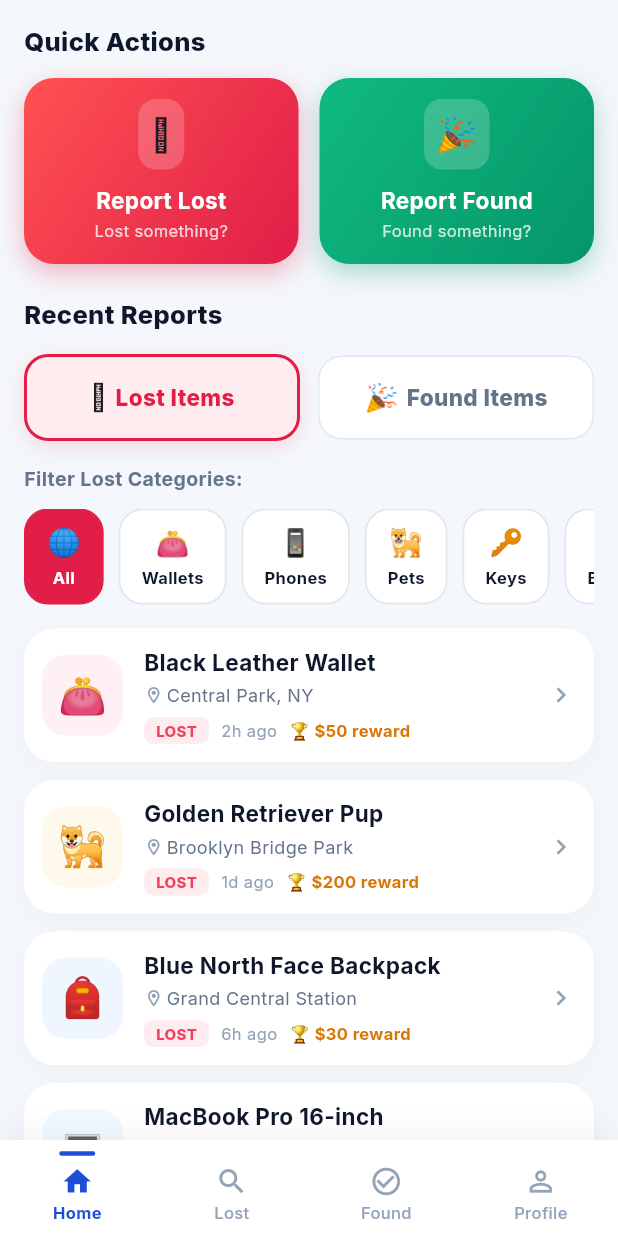
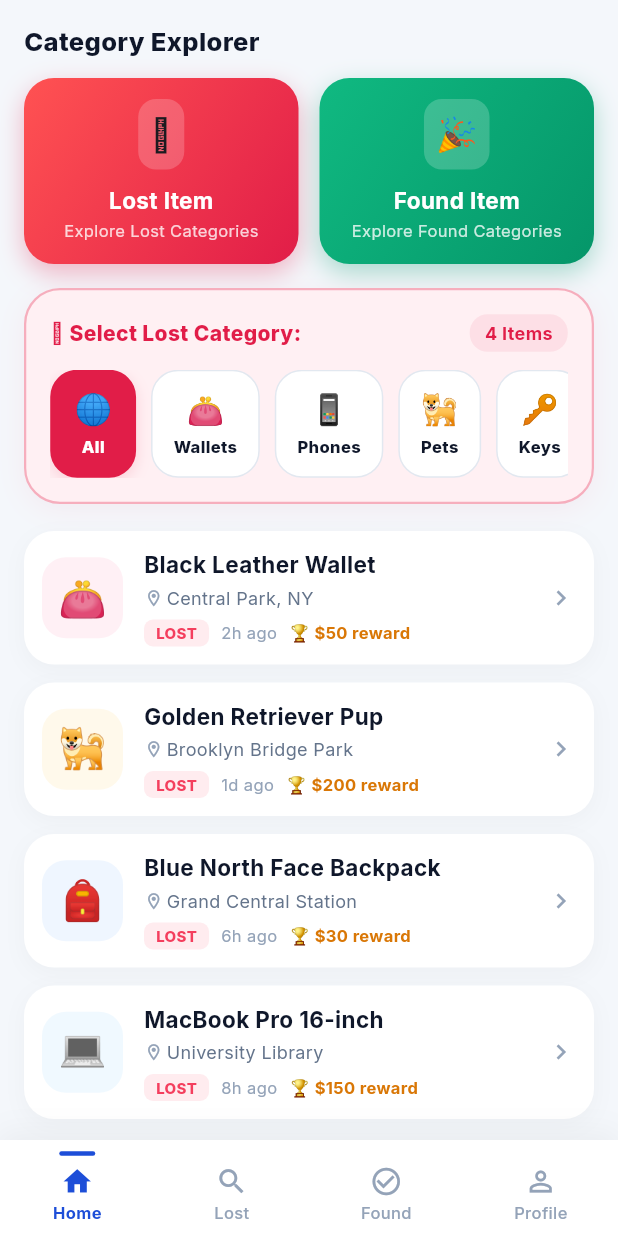
Before and after one commit to BackToOwner/App, a Flutter app: the DashboardScreen screen opened by its route, on a phone screen of 412 x 824 dp. Run offline on Flutter 3.47's test engine with Material 3 defaults, Android fonts, the phone set to English and light mode, and no system bars; our stand-ins replace google_fonts, google_maps_flutter.

Commit message:
feat: add top Category Explorer section with side-by-side Lost/Found cards, expandable category grid, and dynamic summary list

```diff
--- a/lib/constants/app_colors.dart
+++ b/lib/constants/app_colors.dart
@@ -38,47 +38,30 @@ class AppColors {
   static const LinearGradient authHeaderGradient = LinearGradient(
     begin: Alignment.topCenter,
     end: Alignment.bottomCenter,
-    colors: [
-      Color(0xFF040A1A),
-      Color(0xFF0A224E),
-      Color(0xFF06132D),
-    ],
+    colors: [Color(0xFF040A1A), Color(0xFF0A224E), Color(0xFF06132D)],
   );
 
   static const LinearGradient dashboardHeaderGradient = LinearGradient(
     begin: Alignment.topLeft,
     end: Alignment.bottomRight,
-    colors: [
-      Color(0xFF08183A),
-      Color(0xFF0C2C69),
-      Color(0xFF1246A3),
-    ],
+    colors: [Color(0xFF08183A), Color(0xFF0C2C69), Color(0xFF1246A3)],
   );
 
   static const LinearGradient primaryButtonGradient = LinearGradient(
     begin: Alignment.centerLeft,
     end: Alignment.centerRight,
-    colors: [
-      Color(0xFF1D4ED8),
-      Color(0xFF00D2B5),
-    ],
+    colors: [Color(0xFF1D4ED8), Color(0xFF00D2B5)],
   );
 
   static const LinearGradient reportLostGradient = LinearGradient(
     begin: Alignment.topLeft,
     end: Alignment.bottomRight,
-    colors: [
-      Color(0xFFFF5252),
-      Color(0xFFE11D48),
-    ],
+    colors: [Color(0xFFFF5252), Color(0xFFE11D48)],
   );
 
   static const LinearGradient reportFoundGradient = LinearGradient(
     begin: Alignment.topLeft,
     end: Alignment.bottomRight,
-    colors: [
-      Color(0xFF10B981),
-      Color(0xFF059669),
-    ],
+    colors: [Color(0xFF10B981), Color(0xFF059669)],
   );
 }
--- a/lib/screens/dashboard_screen.dart
+++ b/lib/screens/dashboard_screen.dart
@@ -58,18 +58,18 @@ class _DashboardHomeView extends StatelessWidget {
             child: Column(
               crossAxisAlignment: CrossAxisAlignment.start,
               children: [
-                // Quick Actions Section
+                // Top Section: Side-by-Side Lost Item and Found Item Cards with Category Grid & Dynamic Summary
+                const _TopCategoryExplorerWidget(),
+                const SizedBox(height: 24),
+
+                // Quick Actions Section (Report Lost / Report Found Modals)
                 _buildQuickActionsSection(context),
-                const SizedBox(height: 22),
-
-                // Redesigned Recent Reports Section with Lost & Found Cards & Category Summary
-                const _RecentReportsWidget(),
                 const SizedBox(height: 24),
               ],
             ),
           ),
 
-          // Header & Stats Section moved to the VERY BOTTOM
+          // Bottom Header & Stats Section (Greeting & Statistics Cards)
           _buildBottomHeaderAndStats(context, viewModel),
         ],
       ),
@@ -216,7 +216,7 @@ class _DashboardHomeView extends StatelessWidget {
               ),
               const SizedBox(height: 22),
 
-              // Stats Row (3 Cards) - Search Bar Removed
+              // Stats Row (3 Cards)
               Row(
                 children: [
                   StatsCard(
@@ -257,15 +257,16 @@ class _DashboardHomeView extends StatelessWidget {
   }
 }
 
-class _RecentReportsWidget extends StatefulWidget {
-  const _RecentReportsWidget();
+/// Top Section Feature: Side-by-Side 'Lost Item' and 'Found Item' Cards with Category Grid & Dynamic Summary
+class _TopCategoryExplorerWidget extends StatefulWidget {
+  const _TopCategoryExplorerWidget();
 
   @override
-  State<_RecentReportsWidget> createState() => _RecentReportsWidgetState();
+  State<_TopCategoryExplorerWidget> createState() => _TopCategoryExplorerWidgetState();
 }
 
-class _RecentReportsWidgetState extends State<_RecentReportsWidget> {
-  ReportType _selectedTab = ReportType.lost;
+class _TopCategoryExplorerWidgetState extends State<_TopCategoryExplorerWidget> {
+  ReportType _activeMode = ReportType.lost;
   String _selectedCategoryEmoji = 'ALL';
 
   final List<Map<String, String>> _categories = const [
@@ -283,131 +284,107 @@ class _RecentReportsWidgetState extends State<_RecentReportsWidget> {
   @override
   Widget build(BuildContext context) {
     final viewModel = context.watch<DashboardViewModel>();
-    final isLostTab = _selectedTab == ReportType.lost;
+    final isLost = _activeMode == ReportType.lost;
 
-    // Filter reports by selected tab (Lost or Found) and selected category
-    final itemsForTab = isLostTab ? viewModel.lostReports : viewModel.foundReports;
-    final filteredCategoryItems = _selectedCategoryEmoji == 'ALL'
-        ? itemsForTab
-        : itemsForTab.where((item) => item.emojiIcon == _selectedCategoryEmoji).toList();
+    // Filter reports by active mode (Lost / Found) and selected category emoji
+    final modeReports = isLost ? viewModel.lostReports : viewModel.foundReports;
+    final summaryItems = _selectedCategoryEmoji == 'ALL'
+        ? modeReports
+        : modeReports.where((item) => item.emojiIcon == _selectedCategoryEmoji).toList();
 
     return Column(
       crossAxisAlignment: CrossAxisAlignment.start,
       children: [
-        // Section Header (No "See all" button)
-        const SectionHeader(title: 'Recent Reports'),
-        const SizedBox(height: 14),
+        const SectionHeader(title: 'Category Explorer'),
+        const SizedBox(height: 12),
 
-        // Two Main Distinct Cards / Tabs: "Lost" and "Found"
+        // 1. Two Primary Cards Side-by-Side: 'Lost Item' Card & 'Found Item' Card
         Row(
           children: [
-            Expanded(
-              child: GestureDetector(
+            QuickActionCard(
+              title: 'Lost Item',
+              subtitle: 'Explore Lost Categories',
+              emojiIcon: '🥹',
+              gradient: AppColors.reportLostGradient,
               onTap: () {
                 setState(() {
-                    _selectedTab = ReportType.lost;
+                  _activeMode = ReportType.lost;
                   _selectedCategoryEmoji = 'ALL';
                 });
               },
-                child: AnimatedContainer(
-                  duration: const Duration(milliseconds: 200),
-                  padding: const EdgeInsets.symmetric(vertical: 14, horizontal: 16),
-                  decoration: BoxDecoration(
-                    color: isLostTab ? const Color(0xFFFFECEF) : Colors.white,
-                    borderRadius: BorderRadius.circular(16),
-                    border: Border.all(
-                      color: isLostTab ? AppColors.lostRedEnd : AppColors.borderColor,
-                      width: isLostTab ? 2 : 1,
             ),
-                    boxShadow: isLostTab
-                        ? [
-                            BoxShadow(
-                              color: AppColors.lostRedEnd.withAlpha(35),
-                              blurRadius: 10,
-                              offset: const Offset(0, 4),
-                            )
-                          ]
-                        : [],
-                  ),
-                  child: Row(
-                    mainAxisAlignment: MainAxisAlignment.center,
-                    children: [
-                      const Text('🥹 ', style: TextStyle(fontSize: 18)),
-                      Text(
-                        'Lost Items',
-                        style: TextStyle(
-                          fontSize: 15,
-                          fontWeight: FontWeight.w800,
-                          color: isLostTab ? AppColors.lostRedEnd : AppColors.textSecondary,
-                        ),
+            const SizedBox(width: 14),
+            QuickActionCard(
+              title: 'Found Item',
+              subtitle: 'Explore Found Categories',
+              emojiIcon: '🎉',
+              gradient: AppColors.reportFoundGradient,
+              onTap: () {
+                setState(() {
+                  _activeMode = ReportType.found;
+                  _selectedCategoryEmoji = 'ALL';
+                });
+              },
             ),
           ],
         ),
+        const SizedBox(height: 16),
+
+        // 2. Expandable Inner Panel / Grid featuring Selectable Category Images/Icons
+        Container(
+          width: double.infinity,
+          padding: const EdgeInsets.all(16),
+          decoration: BoxDecoration(
+            color: isLost ? const Color(0xFFFFF0F3) : const Color(0xFFF0FDF4),
+            borderRadius: BorderRadius.circular(24),
+            border: Border.all(
+              color: isLost ? AppColors.lostRedEnd.withAlpha(80) : AppColors.foundGreenEnd.withAlpha(80),
+              width: 1.5,
             ),
-              ),
-            ),
-            const SizedBox(width: 12),
-            Expanded(
-              child: GestureDetector(
-                onTap: () {
-                  setState(() {
-                    _selectedTab = ReportType.found;
-                    _selectedCategoryEmoji = 'ALL';
-                  });
-                },
-                child: AnimatedContainer(
-                  duration: const Duration(milliseconds: 200),
-                  padding: const EdgeInsets.symmetric(vertical: 14, horizontal: 16),
-                  decoration: BoxDecoration(
-                    color: !isLostTab ? const Color(0xFFE6F9F3) : Colors.white,
-                    borderRadius: BorderRadius.circular(16),
-                    border: Border.all(
-                      color: !isLostTab ? AppColors.foundGreenEnd : AppColors.borderColor,
-                      width: !isLostTab ? 2 : 1,
-                    ),
-                    boxShadow: !isLostTab
-                        ? [
+            boxShadow: [
               BoxShadow(
-                              color: AppColors.foundGreenEnd.withAlpha(35),
-                              blurRadius: 10,
+                color: (isLost ? AppColors.lostRedEnd : AppColors.foundGreenEnd).withAlpha(15),
+                blurRadius: 16,
                 offset: const Offset(0, 4),
-                            )
-                          ]
-                        : [],
-                  ),
-                  child: Row(
-                    mainAxisAlignment: MainAxisAlignment.center,
-                    children: [
-                      const Text('🎉 ', style: TextStyle(fontSize: 18)),
-                      Text(
-                        'Found Items',
-                        style: TextStyle(
-                          fontSize: 15,
-                          fontWeight: FontWeight.w800,
-                          color: !isLostTab ? AppColors.foundGreenEnd : AppColors.textSecondary,
-                        ),
               ),
             ],
           ),
+          child: Column(
+            crossAxisAlignment: CrossAxisAlignment.start,
+            children: [
+              Row(
+                children: [
+                  Text(
+                    isLost ? '🥹 Select Lost Category:' : '🎉 Select Found Category:',
+                    style: TextStyle(
+                      fontSize: 14,
+                      fontWeight: FontWeight.w800,
+                      color: isLost ? AppColors.lostRedEnd : AppColors.foundGreenEnd,
+                    ),
+                  ),
+                  const Spacer(),
+                  Container(
+                    padding: const EdgeInsets.symmetric(horizontal: 10, vertical: 4),
+                    decoration: BoxDecoration(
+                      color: (isLost ? AppColors.lostRedEnd : AppColors.foundGreenEnd).withAlpha(20),
+                      borderRadius: BorderRadius.circular(12),
+                    ),
+                    child: Text(
+                      '${summaryItems.length} Items',
+                      style: TextStyle(
+                        fontSize: 12,
+                        fontWeight: FontWeight.w700,
+                        color: isLost ? AppColors.lostRedEnd : AppColors.foundGreenEnd,
                       ),
                     ),
                   ),
                 ],
               ),
-        const SizedBox(height: 16),
+              const SizedBox(height: 12),
 
-        // Category Images / Icons Row
-        Text(
-          isLostTab ? 'Filter Lost Categories:' : 'Filter Found Categories:',
-          style: const TextStyle(
-            fontSize: 13,
-            fontWeight: FontWeight.w700,
-            color: AppColors.textSecondary,
-          ),
-        ),
-        const SizedBox(height: 10),
+              // Category Selector Row
               SizedBox(
-          height: 64,
+                height: 72,
                 child: ListView.builder(
                   scrollDirection: Axis.horizontal,
                   itemCount: _categories.length,
@@ -416,37 +393,44 @@ class _RecentReportsWidgetState extends State<_RecentReportsWidget> {
                     final emoji = cat['emoji']!;
                     final label = cat['label']!;
                     final isSelected = _selectedCategoryEmoji == emoji;
+                    final activeThemeColor = isLost ? AppColors.lostRedEnd : AppColors.foundGreenEnd;
 
                     return GestureDetector(
                       onTap: () => setState(() => _selectedCategoryEmoji = emoji),
-                child: Container(
+                      child: AnimatedContainer(
+                        duration: const Duration(milliseconds: 200),
                         margin: const EdgeInsets.only(right: 10),
                         padding: const EdgeInsets.symmetric(horizontal: 14, vertical: 8),
                         decoration: BoxDecoration(
-                    color: isSelected
-                        ? (isLostTab ? AppColors.lostRedEnd : AppColors.foundGreenEnd)
-                        : Colors.white,
-                    borderRadius: BorderRadius.circular(16),
+                          color: isSelected ? activeThemeColor : Colors.white,
+                          borderRadius: BorderRadius.circular(18),
                           border: Border.all(
-                      color: isSelected
-                          ? (isLostTab ? AppColors.lostRedEnd : AppColors.foundGreenEnd)
-                          : AppColors.borderColor,
-                      width: 1.2,
+                            color: isSelected ? activeThemeColor : AppColors.borderColor,
+                            width: isSelected ? 2 : 1,
                           ),
+                          boxShadow: isSelected
+                              ? [
+                                  BoxShadow(
+                                    color: activeThemeColor.withAlpha(40),
+                                    blurRadius: 8,
+                                    offset: const Offset(0, 3),
+                                  ),
+                                ]
+                              : [],
                         ),
                         child: Column(
                           mainAxisAlignment: MainAxisAlignment.center,
                           children: [
                             Text(
                               emoji == 'ALL' ? '🌐' : emoji,
-                        style: const TextStyle(fontSize: 18),
+                              style: const TextStyle(fontSize: 20),
                             ),
                             const SizedBox(height: 2),
                             Text(
                               label,
                               style: TextStyle(
                                 fontSize: 11,
-                          fontWeight: FontWeight.w700,
+                                fontWeight: FontWeight.w800,
                                 color: isSelected ? Colors.white : AppColors.textPrimary,
                               ),
                             ),
@@ -457,13 +441,16 @@ class _RecentReportsWidgetState extends State<_RecentReportsWidget> {
                   },
                 ),
               ),
-        const SizedBox(height: 16),
+            ],
+          ),
+        ),
+        const SizedBox(height: 18),
 
-        // Summary List of Selected Category Items
-        if (filteredCategoryItems.isEmpty)
+        // 3. Dynamic Summary List below displaying lost/found items in selected category
+        if (summaryItems.isEmpty)
           Container(
             width: double.infinity,
-            padding: const EdgeInsets.symmetric(vertical: 28, horizontal: 16),
+            padding: const EdgeInsets.symmetric(vertical: 32, horizontal: 16),
             decoration: BoxDecoration(
               color: Colors.white,
               borderRadius: BorderRadius.circular(20),
@@ -473,11 +460,11 @@ class _RecentReportsWidgetState extends State<_RecentReportsWidget> {
               children: [
                 Text(
                   _selectedCategoryEmoji == 'ALL' ? '🔍' : _selectedCategoryEmoji,
-                  style: const TextStyle(fontSize: 32),
+                  style: const TextStyle(fontSize: 36),
                 ),
-                const SizedBox(height: 8),
+                const SizedBox(height: 10),
                 Text(
-                  'No ${isLostTab ? "lost" : "found"} items in this category yet.',
+                  'No ${isLost ? "lost" : "found"} items in this category currently.',
                   style: const TextStyle(
                     color: AppColors.textSecondary,
                     fontSize: 14,
@@ -492,9 +479,9 @@ class _RecentReportsWidgetState extends State<_RecentReportsWidget> {
           ListView.builder(
             shrinkWrap: true,
             physics: const NeverScrollableScrollPhysics(),
-            itemCount: filteredCategoryItems.length,
+            itemCount: summaryItems.length,
             itemBuilder: (context, index) {
-              final item = filteredCategoryItems[index];
+              final item = summaryItems[index];
               return ReportItemCard(
                 item: item,
                 onTap: () => ItemDetailModal.show(context, item),
```
Lines whose indentation alone changed are shown as unchanged.
